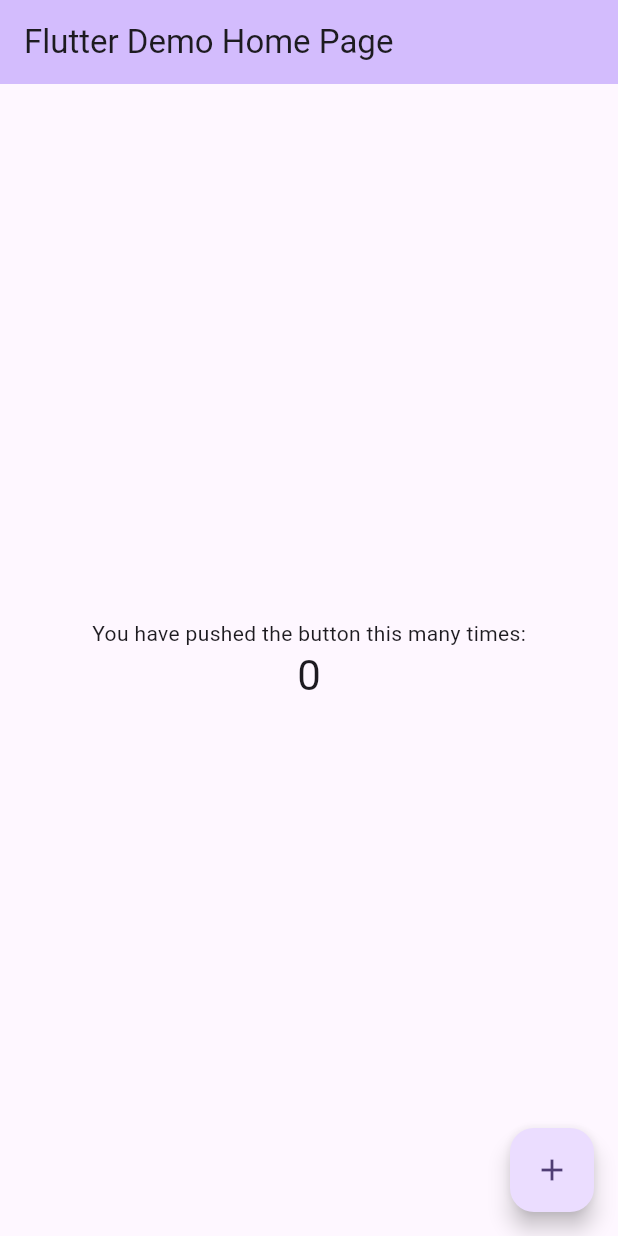
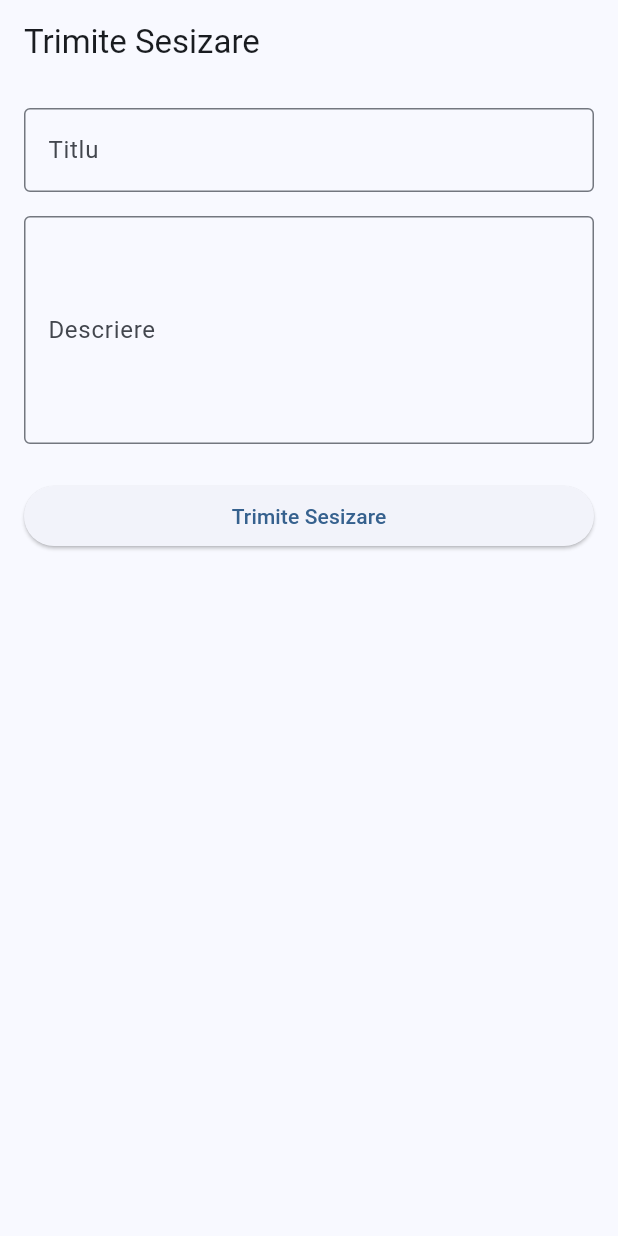
Before and after one commit to Serban-Timofte-EBR/vezi, a Flutter app: the screen it shows after launch, on a phone screen of 412 x 824 dp. Run offline on Flutter 3.47's test engine with Material 3 defaults, Android fonts, the phone set to English and light mode, and no system bars; our stand-ins replace flutter_riverpod.

Commit message:
Basic report submit UI

```diff
--- /dev/null
+++ b/lib/features/submit_report/presentation/pages/report_form_page.dart
@@ -0,0 +1,88 @@
+import 'package:flutter/material.dart';
+import 'package:flutter_riverpod/flutter_riverpod.dart';
+import '../providers/report_provider.dart';
+
+class ReportFormPage extends ConsumerWidget {
+  ReportFormPage({super.key});
+
+  final _formKey = GlobalKey<FormState>();
+  final _titleController = TextEditingController();
+  final _descController = TextEditingController();
+
+  @override
+  Widget build(BuildContext context, WidgetRef ref) {
+    final state = ref.watch(submitReportControllerProvider);
+
+    ref.listen(submitReportControllerProvider, (previous, next) {
+      if (next.hasError) {
+        ScaffoldMessenger.of(
+          context,
+        ).showSnackBar(SnackBar(content: Text('Eroare: ${next.error}')));
+      }
+      if (!next.isLoading && next.hasValue) {
+        ScaffoldMessenger.of(
+          context,
+        ).showSnackBar(const SnackBar(content: Text('Sesizare trimisă!')));
+        _titleController.clear();
+        _descController.clear();
+      }
+    });
+
+    return Scaffold(
+      appBar: AppBar(title: const Text('Trimite Sesizare')),
+      body: Padding(
+        padding: const EdgeInsets.all(16),
+        child: Form(
+          key: _formKey,
+          child: Column(
+            children: [
+              TextFormField(
+                controller: _titleController,
+                decoration: const InputDecoration(
+                  labelText: 'Titlu',
+                  border: OutlineInputBorder(),
+                ),
+                validator: (value) => value == null || value.isEmpty
+                    ? 'Completează titlul'
+                    : null,
+              ),
+              const SizedBox(height: 16),
+              TextFormField(
+                controller: _descController,
+                decoration: const InputDecoration(
+                  labelText: 'Descriere',
+                  border: OutlineInputBorder(),
+                ),
+                maxLines: 5,
+                validator: (value) => value == null || value.isEmpty
+                    ? 'Completează descrierea'
+                    : null,
+              ),
+              const SizedBox(height: 24),
+              SizedBox(
+                width: double.infinity,
+                child: ElevatedButton(
+                  onPressed: state.isLoading
+                      ? null
+                      : () {
+                          if (_formKey.currentState!.validate()) {
+                            ref
+                                .read(submitReportControllerProvider.notifier)
+                                .submit(
+                                  _titleController.text.trim(),
+                                  _descController.text.trim(),
+                                );
+                          }
+                        },
+                  child: state.isLoading
+                      ? const CircularProgressIndicator()
+                      : const Text('Trimite Sesizare'),
+                ),
+              ),
+            ],
+          ),
+        ),
+      ),
+    );
+  }
+}
--- a/lib/features/submit_report/presentation/providers/report_provider.dart
+++ b/lib/features/submit_report/presentation/providers/report_provider.dart
@@ -3,19 +3,16 @@ import '../../domain/entities/report.dart';
 import '../../domain/usecases/submit_report_usecase.dart';
 import '../../data/repositories/email_report_repository.dart';
 
-// Provider pentru use case — stateless
 final submitReportUsecaseProvider = Provider<SubmitReportUsecase>((ref) {
   return SubmitReportUsecase(EmailReportRepository());
 });
 
-// Provider pentru controller — stateful
 final submitReportControllerProvider =
     StateNotifierProvider<SubmitReportController, AsyncValue<void>>((ref) {
       final usecase = ref.read(submitReportUsecaseProvider);
       return SubmitReportController(usecase);
     });
 
-// Controller — folosește StateNotifier cu AsyncValue
 class SubmitReportController extends StateNotifier<AsyncValue<void>> {
   final SubmitReportUsecase usecase;
 
--- a/lib/main.dart
+++ b/lib/main.dart
@@ -1,122 +1,20 @@
 import 'package:flutter/material.dart';
+import 'package:flutter_riverpod/flutter_riverpod.dart';
+import 'features/submit_report/presentation/pages/report_form_page.dart';
 
 void main() {
-  runApp(const MyApp());
+  runApp(const ProviderScope(child: CivicAlertApp()));
 }
 
-class MyApp extends StatelessWidget {
-  const MyApp({super.key});
+class CivicAlertApp extends StatelessWidget {
+  const CivicAlertApp({super.key});
 
-  // This widget is the root of your application.
   @override
   Widget build(BuildContext context) {
     return MaterialApp(
-      title: 'Flutter Demo',
-      theme: ThemeData(
-        // This is the theme of your application.
-        //
-        // TRY THIS: Try running your application with "flutter run". You'll see
-        // the application has a purple toolbar. Then, without quitting the app,
-        // try changing the seedColor in the colorScheme below to Colors.green
-        // and then invoke "hot reload" (save your changes or press the "hot
-        // reload" button in a Flutter-supported IDE, or press "r" if you used
-        // the command line to start the app).
-        //
-        // Notice that the counter didn't reset back to zero; the application
-        // state is not lost during the reload. To reset the state, use hot
-        // restart instead.
-        //
-        // This works for code too, not just values: Most code changes can be
-        // tested with just a hot reload.
-        colorScheme: ColorScheme.fromSeed(seedColor: Colors.deepPurple),
-      ),
-      home: const MyHomePage(title: 'Flutter Demo Home Page'),
+      title: 'Civic Alert',
+      theme: ThemeData(useMaterial3: true, colorSchemeSeed: Colors.blue),
+      home: ReportFormPage(),
     );
   }
 }
-
-class MyHomePage extends StatefulWidget {
-  const MyHomePage({super.key, required this.title});
-
-  // This widget is the home page of your application. It is stateful, meaning
-  // that it has a State object (defined below) that contains fields that affect
-  // how it looks.
-
-  // This class is the configuration for the state. It holds the values (in this
-  // case the title) provided by the parent (in this case the App widget) and
-  // used by the build method of the State. Fields in a Widget subclass are
-  // always marked "final".
-
-  final String title;
-
-  @override
-  State<MyHomePage> createState() => _MyHomePageState();
-}
-
-class _MyHomePageState extends State<MyHomePage> {
-  int _counter = 0;
-
-  void _incrementCounter() {
-    setState(() {
-      // This call to setState tells the Flutter framework that something has
-      // changed in this State, which causes it to rerun the build method below
-      // so that the display can reflect the updated values. If we changed
-      // _counter without calling setState(), then the build method would not be
-      // called again, and so nothing would appear to happen.
-      _counter++;
-    });
-  }
-
-  @override
-  Widget build(BuildContext context) {
-    // This method is rerun every time setState is called, for instance as done
-    // by the _incrementCounter method above.
-    //
-    // The Flutter framework has been optimized to make rerunning build methods
-    // fast, so that you can just rebuild anything that needs updating rather
-    // than having to individually change instances of widgets.
-    return Scaffold(
-      appBar: AppBar(
-        // TRY THIS: Try changing the color here to a specific color (to
-        // Colors.amber, perhaps?) and trigger a hot reload to see the AppBar
-        // change color while the other colors stay the same.
-        backgroundColor: Theme.of(context).colorScheme.inversePrimary,
-        // Here we take the value from the MyHomePage object that was created by
-        // the App.build method, and use it to set our appbar title.
-        title: Text(widget.title),
-      ),
-      body: Center(
-        // Center is a layout widget. It takes a single child and positions it
-        // in the middle of the parent.
-        child: Column(
-          // Column is also a layout widget. It takes a list of children and
-          // arranges them vertically. By default, it sizes itself to fit its
-          // children horizontally, and tries to be as tall as its parent.
-          //
-          // Column has various properties to control how it sizes itself and
-          // how it positions its children. Here we use mainAxisAlignment to
-          // center the children vertically; the main axis here is the vertical
-          // axis because Columns are vertical (the cross axis would be
-          // horizontal).
-          //
-          // TRY THIS: Invoke "debug painting" (choose the "Toggle Debug Paint"
-          // action in the IDE, or press "p" in the console), to see the
-          // wireframe for each widget.
-          mainAxisAlignment: MainAxisAlignment.center,
-          children: <Widget>[
-            const Text('You have pushed the button this many times:'),
-            Text(
-              '$_counter',
-              style: Theme.of(context).textTheme.headlineMedium,
-            ),
-          ],
-        ),
-      ),
-      floatingActionButton: FloatingActionButton(
-        onPressed: _incrementCounter,
-        tooltip: 'Increment',
-        child: const Icon(Icons.add),
-      ), // This trailing comma makes auto-formatting nicer for build methods.
-    );
-  }
-}
```
